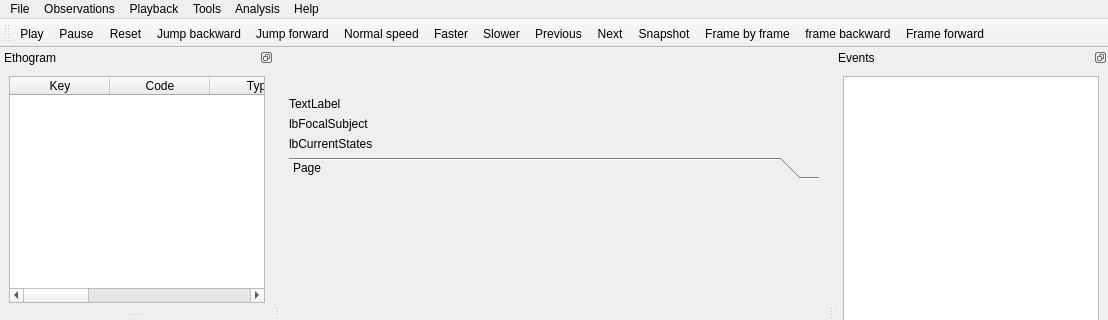
First picture: the form in boris.ui, repository olivierfriard/BORIS, before the edit; both pictures show x 0 to 1108 and y 0 to 320 of the 1108 by 604 pixel window.
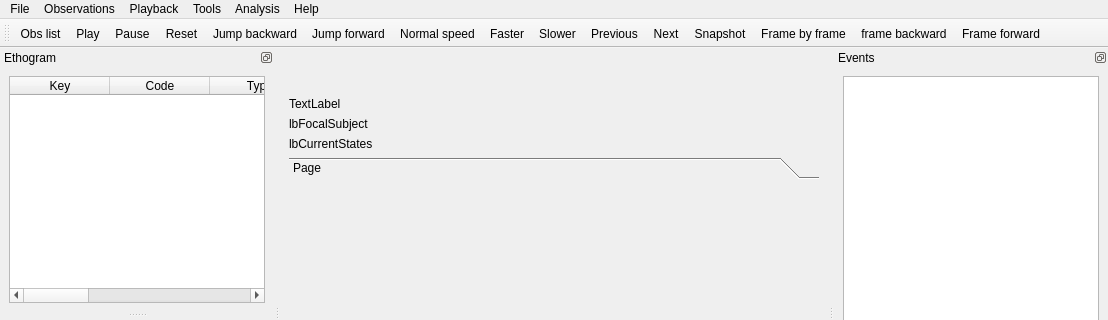
Second picture: the form after the edit.

What changed in the file:
```diff
--- a/boris.ui
+++ b/boris.ui
@@ -300,6 +300,7 @@
    <attribute name="toolBarBreak">
     <bool>false</bool>
    </attribute>
+   <addaction name="action_obs_list"/>
    <addaction name="actionPlay"/>
    <addaction name="actionPause"/>
    <addaction name="actionReset"/>
@@ -1183,6 +1184,14 @@
     <string>Behaviors bar plot</string>
    </property>
   </action>
+  <action name="action_obs_list">
+   <property name="text">
+    <string>Obs list</string>
+   </property>
+   <property name="toolTip">
+    <string>Observations list</string>
+   </property>
+  </action>
  </widget>
  <resources/>
  <connections/>
```
